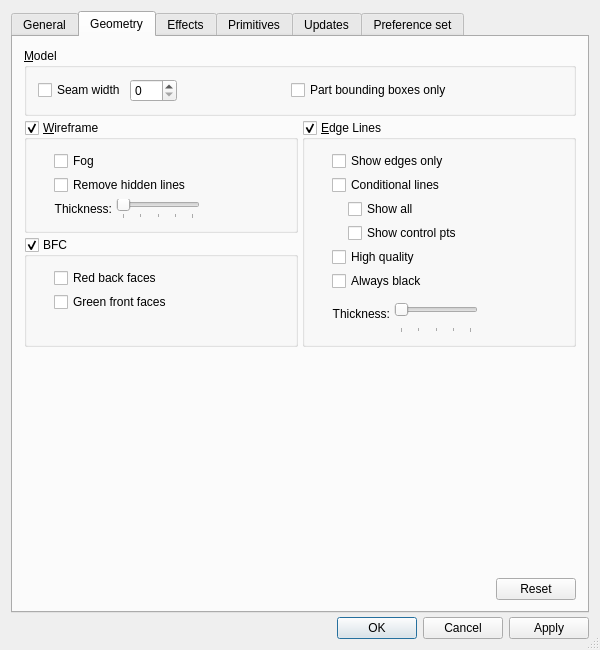
Before: the Qt Designer form QT/PreferencesPanel.ui in tcobbs/ldview, drawn with Qt 5.
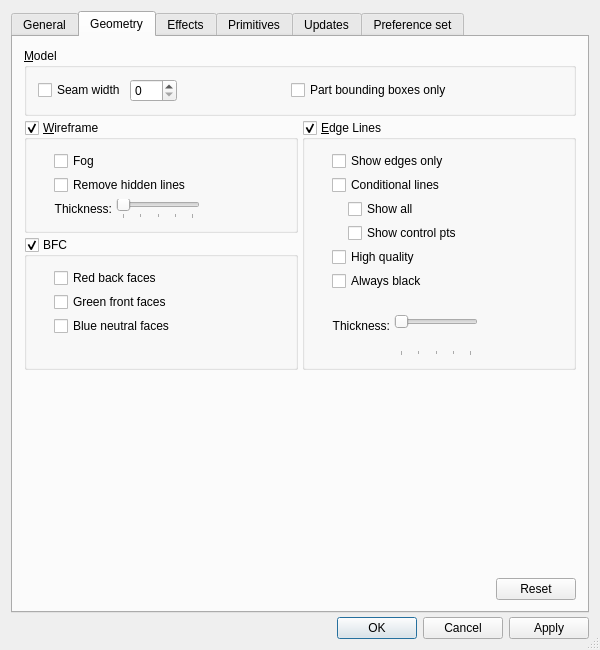
After: the same form once the commit is applied. The open tabs and pages were chosen to show the change. Icons and pictures are not drawn.

Commit message: Add support for blue BFC-neutral faces.

What changed in the file:
```diff
--- a/QT/PreferencesPanel.ui
+++ b/QT/PreferencesPanel.ui
@@ -898,6 +898,13 @@
                                         </property>
                                       </widget>
                                     </item>
+                                    <item>
+                                      <widget class="QCheckBox" name="bfcBlueNeutralFaceButton">
+                                        <property name="text">
+                                          <string>Blue neutral faces</string>
+                                        </property>
+                                      </widget>
+                                    </item>
                                   </layout>
                                 </item>
                               </layout>
```
Left out of the diff: 1 changed line with no effect on the pictures. The commit also changes 1 other file.
